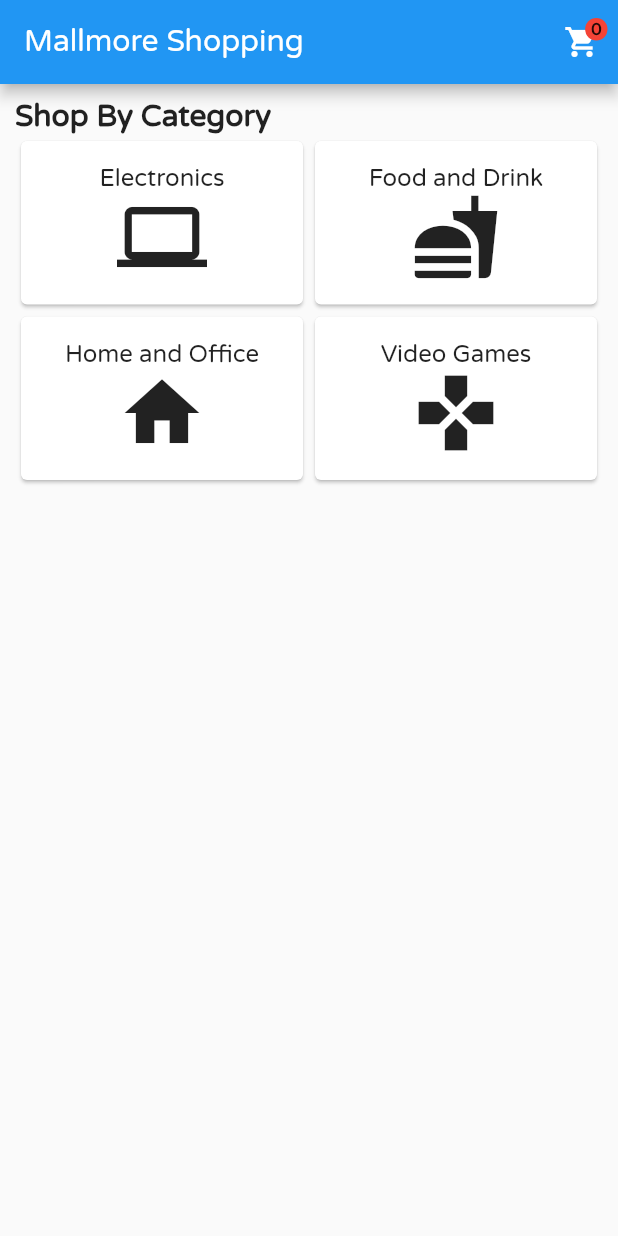
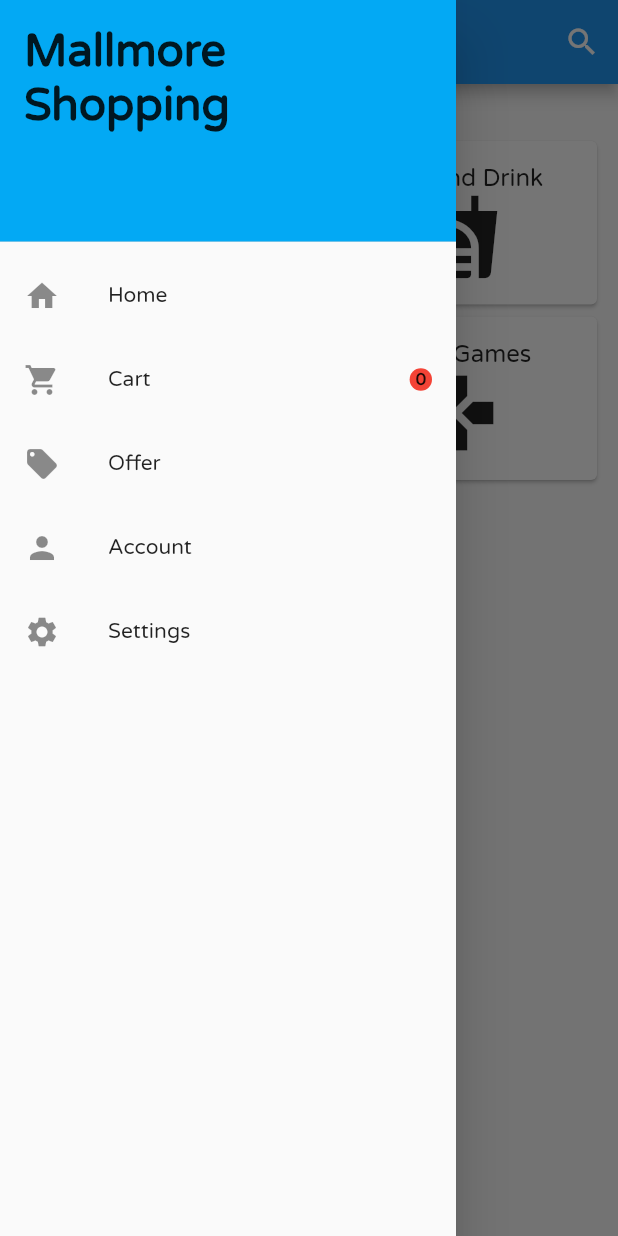
Before and after one commit to DavidGrath/Mallmore-Shopping, a Flutter app: the screen it shows after launch, with the side drawer open (before the commit the screen has no drawer), on a phone screen of 412 x 824 dp. Run offline on Flutter 3.47's test engine with Material 2 defaults, Android fonts, the phone set to English and light mode, and no system bars; our stand-ins replace rxdart.

Commit message:
Added search

```diff
--- a/lib/bloc/ItemBloc.dart
+++ b/lib/bloc/ItemBloc.dart
@@ -21,7 +21,11 @@ class ItemBloc implements Bloc {
       Item("Washing Gra","","\$",125,4.2,10,[CATEGORY_ELECTRONICS],'images/washing_machine.jpeg'),
     ];
 
-  void fetchItems() {
+  ItemBloc() {
+    _fetchItems();
+  }
+
+  void _fetchItems() {
     itemsController.sink.add(items);
   }
 
--- /dev/null
+++ b/lib/models/ShippingAddress.dart
@@ -0,0 +1,6 @@
+class ShippingAddress {
+  String name;
+  String address;
+  String number;
+  ShippingAddress({this.name, this.address, this.number});
+}
--- a/lib/screens/cart_screen.dart
+++ b/lib/screens/cart_screen.dart
@@ -1,4 +1,5 @@
 import 'package:flutter/material.dart';
+import './shipping_screen.dart';
 import '../models/Cart.dart';
 import '../templates/item_view_cart.dart';
 import '../bloc/BlocProvider.dart';
@@ -45,6 +46,9 @@ class _CartScreenState extends State<CartScreen> {
                   return RaisedButton(
                     child: Text("Checkout"),
                     onPressed: () {
+                      Navigator.push(context, MaterialPageRoute(builder: (context){
+                        return ShippingScreen();
+                      }));
                     },
                   );
                 }
--- a/lib/screens/home_screen.dart
+++ b/lib/screens/home_screen.dart
@@ -1,10 +1,14 @@
 import 'package:flutter/material.dart';
 import './shopping_screen.dart';
+import './account_screen.dart';
 import './cart_screen.dart';
 import '../utils/Constants.dart';
 import '../templates/counted_cart.dart';
 import '../bloc/BlocProvider.dart';
 import '../bloc/CartBloc.dart';
+import '../bloc/ItemBloc.dart';
+import '../models/Item.dart';
+import '../screens/item_screen.dart';
 
 
 class HomeScreen extends StatefulWidget {
@@ -16,16 +20,77 @@ class HomeScreen extends StatefulWidget {
 
 class _HomeScreenState extends State<HomeScreen> {
 
+  String mainName = "HOME";
+  String title = "Mallmore Shopping";
+  Widget home = HomePage();
+  Widget cartScreen = CartScreen();
+
   @override
   Widget build(BuildContext context) {
-
+    Widget main;
+    switch(mainName) {
+      case "HOME":
+        main = home;
+        title = "Mallmore Shopping";
+        break;
+      case "CART":
+        main = cartScreen;
+        title = "Cart";
+        break;
+      default:
+        main = home;
+        title = "Mallmore Shopping";
+        break;
+    }
     var cartBloc = BlocProvider.of<CartBloc>(context);
 
     return Scaffold(
       appBar: AppBar(
-        title: Text("Mallmore Shopping"),
+        title: Text(title),
         actions: <Widget>[
-          StreamBuilder(
+          IconButton(
+            icon: Icon(Icons.search),
+            onPressed: () async {
+              var result = await showSearch<Item>(context: context, delegate: ItemSearchDelegate());
+              if(result != null) {
+                var itemBloc = BlocProvider.of<ItemBloc>(context);
+                itemBloc.setSingleItem(result);
+                Navigator.of(context).push(MaterialPageRoute(builder: (context){
+                  return ItemDetailScreen();
+                }));
+              }
+            },
+          )
+        ],
+      ),
+      drawer: Drawer(
+        child: ListView(
+          padding: EdgeInsets.zero,
+          children: <Widget>[
+            DrawerHeader(
+              child: Text("Mallmore Shopping",
+              style: TextStyle(
+                fontSize: 30.0,
+                fontWeight: FontWeight.bold
+              ),),
+              decoration: BoxDecoration(
+                color: Colors.lightBlue
+              ),
+            ),
+            ListTile(
+              title: Text("Home"),
+              leading: Icon(Icons.home),
+              onTap: (){
+                setState(() {
+                  mainName = "HOME";
+                  Navigator.of(context).pop();
+                });
+              },
+            ),
+            ListTile(
+              title: Text("Cart"),
+              leading: Icon(Icons.shopping_cart),
+              trailing: StreamBuilder(
                 initialData: 0,
                 stream: cartBloc.cartCountStream,
                 builder: (context, snapshot){
@@ -33,9 +98,35 @@ class _HomeScreenState extends State<HomeScreen> {
                   return CountedCart(count : count);
                 },
               ),
-        ],
+              onTap: (){
+                Navigator.pop(context);
+                Navigator.push(context, MaterialPageRoute(builder: (context){
+                return CartScreen();
+                }));
+              },
+            ),
+            ListTile(
+              title: Text("Offer"),
+              leading: Icon(Icons.local_offer),
+            ),
+            ListTile(
+              title: Text("Account"),
+              leading: Icon(Icons.person),
+              onTap: () {
+                Navigator.pop(context);
+                Navigator.push(context, MaterialPageRoute(builder: (context){
+                  return AccountScreen();
+                }));
+              },
+            ),
+            ListTile(
+              title: Text("Settings"),
+              leading: Icon(Icons.settings),
+            ),
+          ],
+        ),
       ),
-      body : HomePage()
+      body : main
     );
   }
 
@@ -132,3 +223,67 @@ var categoryStyle = TextStyle(
   }
 
 }
+
+class ItemSearchDelegate extends SearchDelegate<Item> {
+  @override
+  List<Widget> buildActions(BuildContext context) {
+      return <Widget>[
+        IconButton(
+          icon: Icon(Icons.clear),
+          onPressed: (){
+            query = "";
+          },
+        )
+      ];
+    }
+
+    @override
+    Widget buildLeading(BuildContext context) {
+      return IconButton(
+        icon: Icon(Icons.arrow_back),
+        onPressed: (){
+          close(context, null);
+        },
+        );
+    }
+
+    @override
+    Widget buildResults(BuildContext context) {
+      var itemBloc = BlocProvider.of<ItemBloc>(context);
+      return StreamBuilder<List<Item>>(
+        stream: itemBloc.itemStream,
+        builder : (context, snapshot) {
+          var results = snapshot.data.where((item)=>item.name.toLowerCase().contains(query));
+
+          if(!snapshot.hasData || results.isEmpty) {
+            return Center(
+              child : Text("No Results")
+            );
+          }
+
+          return ListView(
+            children: results.map<ListTile>((item)=>
+            ListTile(
+                title: Text(item.name),
+                onTap: (){
+                  close(context, item);
+                },
+            )
+            ).toList()
+          );
+        }
+      );
+    }
+
+    @override
+    Widget buildSuggestions(BuildContext context) {
+      return ListView(
+        children: <Widget>[
+          ListTile(
+            title: Text("You've been here before, havent'cha"),
+          )
+        ],
+      );
+    }
+
+}
--- a/lib/screens/shopping_screen.dart
+++ b/lib/screens/shopping_screen.dart
@@ -44,8 +44,6 @@ class _ShoppingScreenState extends State<ShoppingScreen>{
   @override
   Widget build(BuildContext context) {
     final ItemBloc bloc = BlocProvider.of(context);
-
-    bloc.fetchItems();
 
     var cartBloc = BlocProvider.of<CartBloc>(context);
 
--- a/lib/templates/counted_cart.dart
+++ b/lib/templates/counted_cart.dart
@@ -8,17 +8,20 @@ class CountedCart extends StatelessWidget {
 
   @override
   Widget build(BuildContext context) {
-    return IconButton(
-      icon : Stack(
-        overflow: Overflow.visible,
-      children: <Widget>[
-        Icon(
-          Icons.shopping_cart
-        ),
-        Positioned(
-          top: -7.0,
-          right: -5.0,
-          child: Material(
+    return
+    // IconButton(
+      // icon :
+      // Stack(
+      //   overflow: Overflow.visible,
+      // children: <Widget>[
+      //   Icon(
+      //     Icons.shopping_cart
+      //   ),
+      //   Positioned(
+      //     top: -7.0,
+      //     right: -5.0,
+      //     child:
+          Material(
                     type: MaterialType.circle,
                     color: Colors.red,
                     child :
@@ -32,15 +35,15 @@ class CountedCart extends StatelessWidget {
                       ),
                     )
                     )
-                  ),
-        )
-      ],
-    ),
-    onPressed: (){
-      Navigator.push(context, MaterialPageRoute(builder: (context){
-        return CartScreen();
-      }));
-    },);
+                  // ),
+        // )
+      // ],
+    );
+    // onPressed: (){
+    //   Navigator.push(context, MaterialPageRoute(builder: (context){
+    //     return CartScreen();
+    //   }));
+    // },);
   }
 
 }
```
Also changed, not shown: lib/bloc/ShippingBloc.dart (added, +24 -0 lines), lib/screens/account_screen.dart (added, +33 -0 lines), lib/screens/checkout_screen.dart (+13 -0 lines), lib/screens/shipping_screen.dart (added, +57 -0 lines), lib/templates/shipping_address_view.dart (added, +61 -0 lines).
